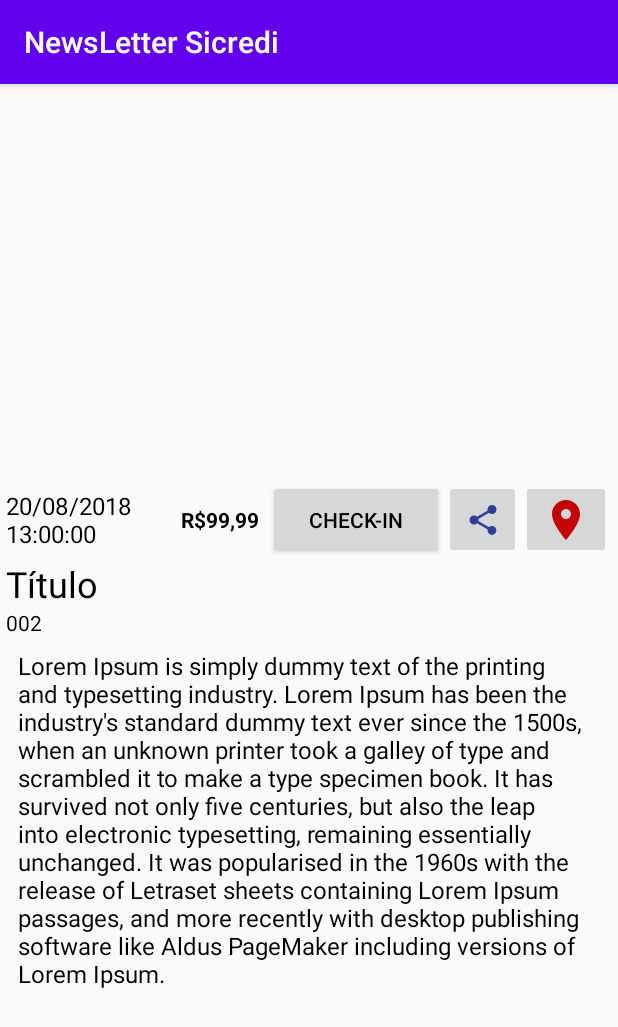
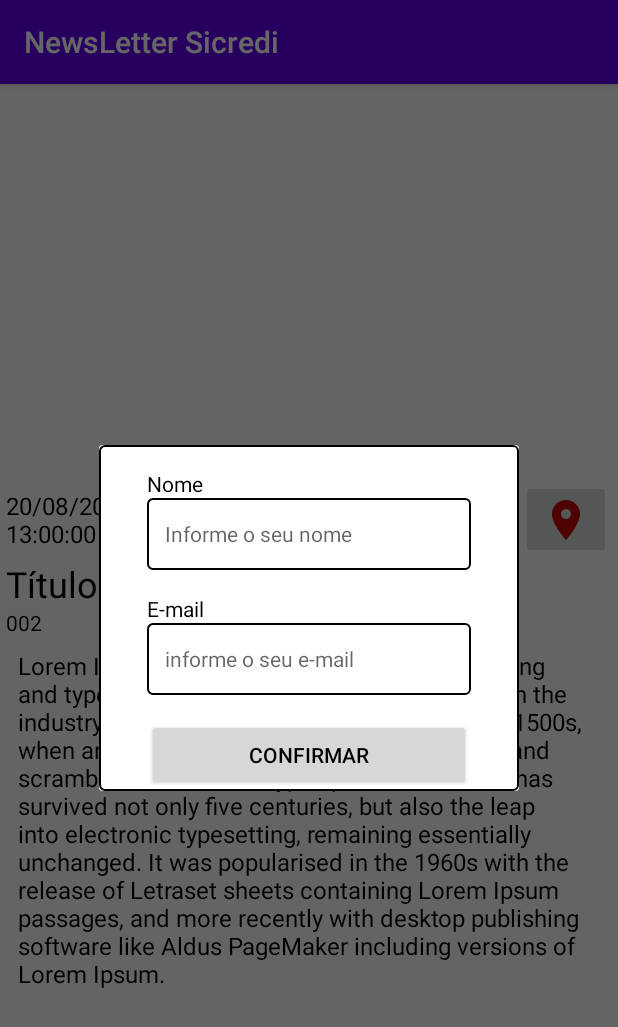
Before and after one commit to JailsonTS/TestDevSicredi, an Android app: the EventDetailsActivity screen opened directly, with no data from a screen before it, after a tap on "CHECK-IN", on a phone screen of 412 x 824 dp. Shown: the top 1027 px of the screen. Run offline under Robolectric (Android 15) with nearby library versions, the phone set to English and light mode, and no system bars; pictures from the network do not load; 11 statements that could not run were skipped.

Commit message:
Ação de realizar  checkin e funcionamento do androi 19 até 28

```diff
--- a/app/src/main/java/com/example/testdevsicredi/EventDetailsActivity.kt
+++ b/app/src/main/java/com/example/testdevsicredi/EventDetailsActivity.kt
@@ -1,5 +1,6 @@
 package com.example.testdevsicredi
 
+import android.app.Dialog
 import androidx.appcompat.app.AppCompatActivity
 import android.os.Bundle
 import android.view.View
@@ -11,11 +12,22 @@ import java.text.NumberFormat
 import java.util.*
 import android.content.Intent
 import android.net.Uri
+import android.view.Window
+import androidx.lifecycle.ViewModelProvider
+import com.example.testdevsicredi.model.CheckinModel
+import com.example.testdevsicredi.ui.viewModel.EventDetailsViewModel
+import kotlinx.android.synthetic.main.dialog_checkin.*
+import android.view.WindowManager
+
+
+
 
 
 class EventDetailsActivity : AppCompatActivity(), View.OnClickListener {
 
     lateinit var evento: EventModel
+    private lateinit var viewModel: EventDetailsViewModel
+
 
     val formatter = java.text.SimpleDateFormat("dd/MM/yyyy HH:mm")
     val numberFormatter = NumberFormat.getCurrencyInstance()
@@ -30,6 +42,9 @@ class EventDetailsActivity : AppCompatActivity(), View.OnClickListener {
             this.supportActionBar?.setTitle(evento.title.toString())
         }
         setLayout()
+
+        viewModel = ViewModelProvider(this).get(EventDetailsViewModel::class.java)
+
 
     }
 
@@ -53,34 +68,78 @@ class EventDetailsActivity : AppCompatActivity(), View.OnClickListener {
         text_qtdCheckins.setText("Total de checkins: ${evento.listPeople?.size.toString()}")
 
         img_button_share_info.setOnClickListener(this)
+        img_button_share_location.setOnClickListener(this)
         button_checkin.setOnClickListener(this)
 
     }
 
     override fun onClick(v: View) {
         val id = v.id
+
         if (id == R.id.img_button_share_location) {
             shareLocation()
+
         } else if (id == R.id.img_button_share_info) {
             shareInfo()
         } else if (id == R.id.button_checkin) {
             doCheckin()
         }
+
     }
 
+
     private fun doCheckin() {
-        TODO("Not yet implemented")
+
+        val dialog_checkin = Dialog(this)
+        dialog_checkin.requestWindowFeature(Window.FEATURE_NO_TITLE)
+        dialog_checkin.getWindow()?.clearFlags(WindowManager.LayoutParams.FLAG_NOT_FOCUSABLE or WindowManager.LayoutParams.FLAG_ALT_FOCUSABLE_IM)
+
+
+        dialog_checkin.setContentView(R.layout.dialog_checkin)
+        dialog_checkin.pbLoad.visibility = View.GONE
+
+        dialog_checkin.button_confirmar.setOnClickListener() {
+
+            var nome =dialog_checkin.edit_nome.text.toString();
+            var email = dialog_checkin.edit_email.text.toString()
+
+            if (nome == "") {
+                dialog_checkin.edit_nome.setError("Campo obrigatório!")
+            }
+
+            if (email == "") {
+                dialog_checkin.edit_email.setError("Campo obrigatório!")
+            } else {
+                if (!android.util.Patterns.EMAIL_ADDRESS.matcher(email).matches()) {
+                    dialog_checkin.edit_email.setError("Insira um e-mail válido!")
+                } else {
+                    //processar
+                    var checkin = CheckinModel(nome, email, evento.id)
+                    viewModel.doCheckin(checkin, applicationContext)
+                }
+            }
+        }
+
+        dialog_checkin.show()
     }
 
     private fun shareLocation() {
-        val uri = ("geo:${evento.latitude},${evento.longitude}?q=${evento.latitude},${evento.longitude}")
-        startActivity(Intent(Intent.ACTION_VIEW, Uri.parse(uri)))
+        val uri ="geo:${evento.latitude},${evento.longitude}?q=${evento.latitude},${evento.longitude}"
+
+       startActivity(Intent(Intent.ACTION_VIEW, Uri.parse(uri)))
+
+
+
     }
+
     private fun shareInfo() {
 
         val sendIntent: Intent = Intent().apply {
             action = Intent.ACTION_SEND
-            putExtra(Intent.EXTRA_TEXT, "Título: ${evento.title} \n Informações: ${evento.description}")
+            putExtra(
+                Intent.EXTRA_TEXT,
+                "Título: ${evento.title} \n Informações: ${evento.description}"
+            )
             type = "text/plain"
         }
         startActivity(sendIntent)
--- a/app/src/main/java/com/example/testdevsicredi/repository/BaseRepository.kt
+++ b/app/src/main/java/com/example/testdevsicredi/repository/BaseRepository.kt
@@ -6,6 +6,7 @@ import android.net.NetworkCapabilities
 import android.os.Build
 import com.example.testdevsicredi.constants.TaskConstants
 import com.google.gson.Gson
+
 
 open class BaseRepository (context: Context) {
 
--- a/app/src/main/java/com/example/testdevsicredi/repository/EventRepository.kt
+++ b/app/src/main/java/com/example/testdevsicredi/repository/EventRepository.kt
@@ -32,7 +32,11 @@ class EventRepository(context: Context) : BaseRepository(context) {
             ) {
                 val code = response.code()
                 if (fail(code)) {
-                    listener.onFailure(failRespose(response.errorBody()!!.string()))
+                    response.errorBody()?.string()?.let { failRespose(it) }?.let {
+                        listener.onFailure(
+                            it
+                        )
+                    }
                 } else {
                     response.body()?.let { listener.onSuccess(it, code) }
                 }
--- /dev/null
+++ b/app/src/main/res/layout/dialog_checkin.xml
@@ -0,0 +1,86 @@
+<?xml version="1.0" encoding="utf-8"?>
+<LinearLayout xmlns:android="http://schemas.android.com/apk/res/android"
+    xmlns:app="http://schemas.android.com/apk/res-auto"
+    xmlns:tools="http://schemas.android.com/tools"
+    android:layout_width="280dp"
+    android:layout_height="wrap_content"
+    android:layout_gravity="center"
+    android:background="@drawable/bordas"
+    android:elevation="11dp"
+    android:minWidth="340dp"
+    android:orientation="vertical"
+    app:layout_constraintHeight_min="wrap"
+    app:layout_constraintWidth_min="wrap">
+
+
+    <ProgressBar
+        android:id="@+id/pbLoad"
+        style="@style/Widget.AppCompat.ProgressBar"
+        android:layout_width="match_parent"
+        android:layout_height="wrap_content"
+        android:layout_marginTop="16dp"
+        tools:visibility="gone" />
+
+    <TextView
+        android:id="@+id/textView"
+        android:layout_width="match_parent"
+        android:layout_height="wrap_content"
+        android:layout_marginLeft="32dp"
+        android:layout_marginTop="16dp"
+        android:layout_marginRight="32dp"
+        android:text="Nome" />
+
+    <EditText
+        android:id="@+id/edit_nome"
+        android:layout_width="match_parent"
+        android:layout_height="wrap_content"
+        android:layout_marginStart="32dp"
+        android:layout_marginEnd="32dp"
+        android:background="@drawable/bordas"
+        android:drawablePadding="16dp"
+        android:ems="10"
+        android:hint="Informe o seu nome"
+        android:inputType="textPersonName"
+        android:maxLength="100"
+        android:minHeight="48dp"
+        android:padding="12dp"
+        android:textColor="@android:color/black"
+        android:textSize="14sp" />
+
+    <TextView
+        android:id="@+id/textView2"
+        android:layout_width="match_parent"
+        android:layout_height="wrap_content"
+        android:layout_marginLeft="32dp"
+        android:layout_marginTop="16dp"
+        android:layout_marginRight="32dp"
+        android:text="E-mail" />
+
+    <EditText
+        android:id="@+id/edit_email"
+        android:layout_width="match_parent"
+        android:layout_height="wrap_content"
+        android:layout_marginStart="32dp"
+        android:layout_marginEnd="32dp"
+        android:background="@drawable/bordas"
+        android:drawablePadding="16dp"
+        android:ems="10"
+        android:hint="informe o seu e-mail"
+        android:inputType="textPassword|textEmailAddress"
+        android:minHeight="48dp"
+        android:padding="12dp"
+        android:textColor="@android:color/black"
+        android:textSize="14sp" />
+
+    <Button
+        android:id="@+id/button_confirmar"
+        android:layout_width="match_parent"
+        android:layout_height="wrap_content"
+        android:layout_marginStart="32dp"
+        android:layout_marginTop="16dp"
+        android:layout_marginEnd="32dp"
+        android:onClick="clickAuthLogin"
+        android:text="Confirmar" />
+
+
+</LinearLayout>
```
Also changed, not shown: app/src/main/java/com/example/testdevsicredi/MainActivity.kt (+1 -15 lines), app/src/main/java/com/example/testdevsicredi/model/CheckinModel.kt (+1 -9 lines), app/src/main/res/layout/dialog_loading.xml (deleted, +0 -47 lines).
